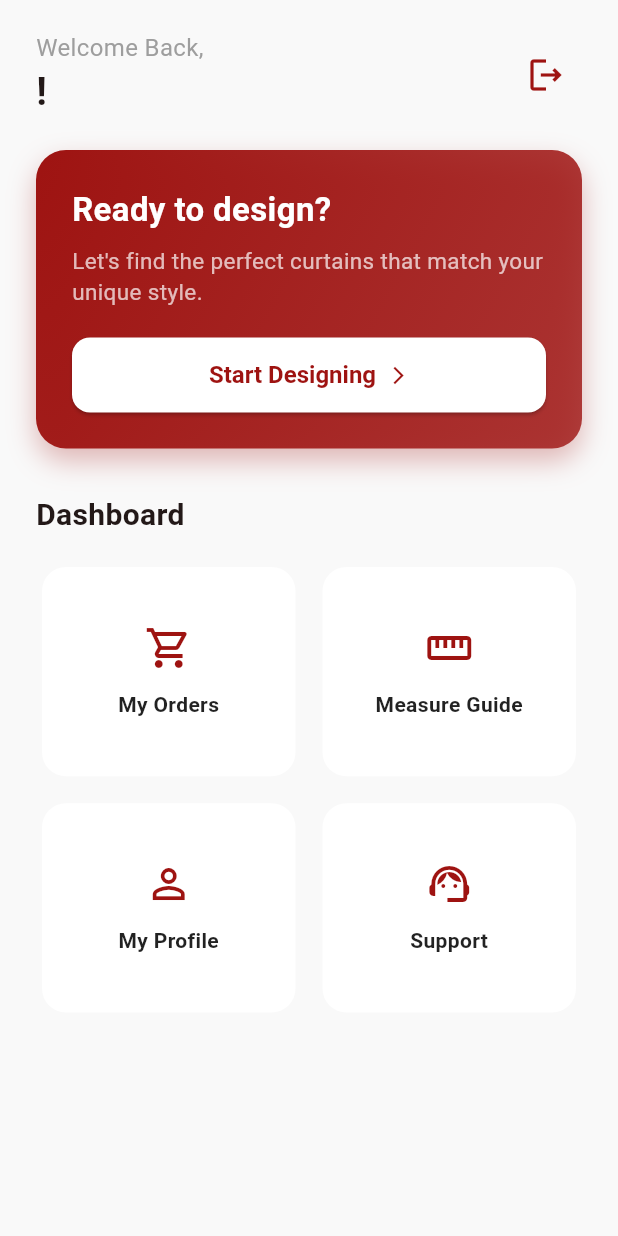
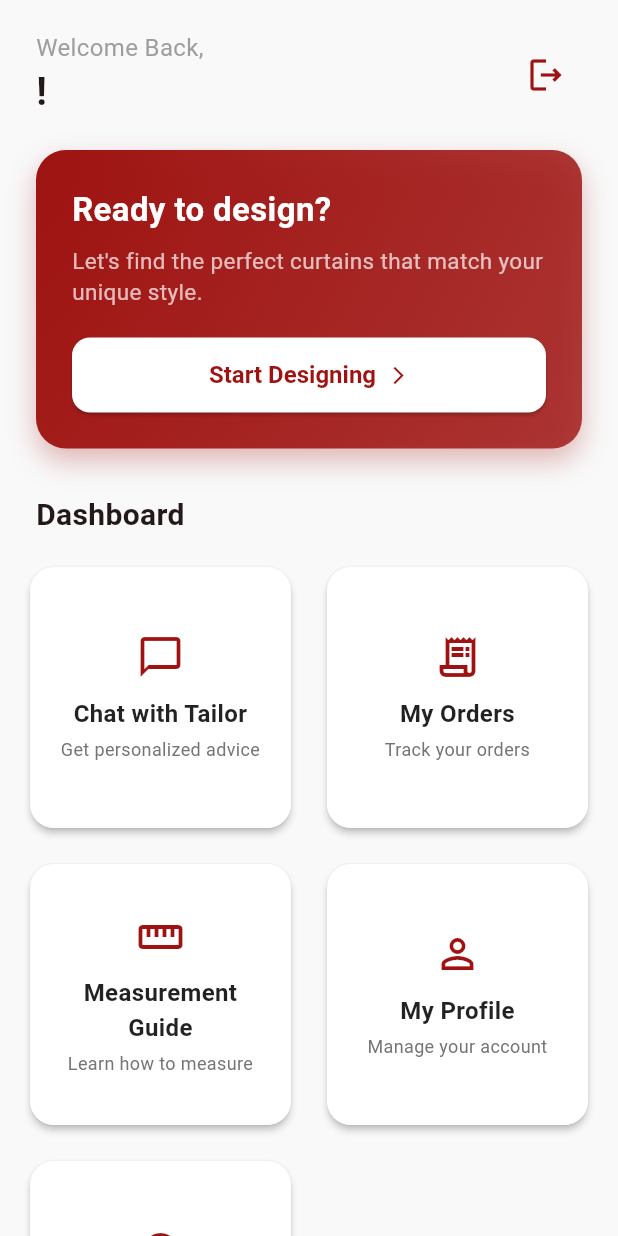
Before and after one commit to arepudin/fyp_2, a Flutter app: the HomePage screen opened directly, on a phone screen of 412 x 824 dp. Run offline on Flutter 3.47's test engine with Material 3 defaults, Android fonts, the light colour scheme and no system bars; our stand-ins replace flutter_svg, google_sign_in, image_picker, shared_preferences, supabase_flutter; accounts and stored records are empty.

Commit message:
update_12

```diff
--- a/lib/screens/customers/home_page.dart
+++ b/lib/screens/customers/home_page.dart
@@ -1,11 +1,12 @@
 import 'package:flutter/material.dart';
+import 'package:fyp_2/screens/customers/measurement_guide_screen.dart';
 import '../../constants/supabase.dart';
 import '../sign_in.dart';
 import 'curtain_preference.dart';
 import 'my_order.dart';
 import 'my_profile.dart';
 import 'support.dart';
-import 'measurement_guide_screen.dart';
+import 'chat.dart';
 
 class HomePage extends StatefulWidget {
   const HomePage({super.key});
@@ -70,8 +71,6 @@ class _HomePageState extends State<HomePage> {
     );
   }
 
-
-
   Future<void> _signOut() async {
     try {
       await supabase.auth.signOut();
@@ -122,9 +121,6 @@ class _HomePageState extends State<HomePage> {
 
               // Secondary Action Cards
               _buildSecondaryActionGrid(context),
-
-              // 4. REMOVED the profile details ExpansionTile from here
-
             ],
           ),
         ),
@@ -245,83 +241,135 @@ class _HomePageState extends State<HomePage> {
     );
   }
 
-  // 2. UPDATED THIS METHOD
+  // Updated grid with chat functionality
   Widget _buildSecondaryActionGrid(BuildContext context) {
-    return GridView.count(
+    return Padding(
+      padding: const EdgeInsets.symmetric(horizontal: 16.0),
+      child: GridView.count(
         shrinkWrap: true,
         physics: const NeverScrollableScrollPhysics(),
         crossAxisCount: 2,
-      crossAxisSpacing: 10,
-      mainAxisSpacing: 10,
-      padding: const EdgeInsets.symmetric(horizontal: 24.0),
-      childAspectRatio: 1.2, // Adjust card shape
+        crossAxisSpacing: 16,
+        mainAxisSpacing: 16,
+        childAspectRatio: 1.0, // FIX: Adjusted aspect ratio to give more vertical space
         children: [
           _buildActionCard(
-          icon: Icons.shopping_cart_outlined,
+            icon: Icons.chat_bubble_outline,
+            title: 'Chat with Tailor',
+            subtitle: 'Get personalized advice',
+            onTap: () {
+              Navigator.push(
+                context,
+                MaterialPageRoute(builder: (_) => const ChatScreen()),
+              );
+            },
+            backgroundColor: Colors.white,
+            iconColor: primaryRed,
+          ),
+          _buildActionCard(
+            icon: Icons.receipt_long_outlined,
             title: 'My Orders',
+            subtitle: 'Track your orders',
             onTap: () {
               Navigator.push(
                 context,
                 MaterialPageRoute(builder: (_) => const MyOrdersScreen()),
               );
             },
+            backgroundColor: Colors.white,
+            iconColor: primaryRed,
           ),
           _buildActionCard(
-          icon: Icons.straighten_outlined,
-          title: 'Measure Guide',
-          onTap: () => _navigateToMeasurementGuide(),
+            icon: Icons.straighten,
+            title: 'Measurement Guide',
+            subtitle: 'Learn how to measure',
+            onTap: _navigateToMeasurementGuide,
+            backgroundColor: Colors.white,
+            iconColor: primaryRed,
           ),
           _buildActionCard(
             icon: Icons.person_outline,
             title: 'My Profile',
+            subtitle: 'Manage your account',
             onTap: () {
-            if (userProfile != null) {
               Navigator.push(
                 context,
-                MaterialPageRoute(
-                  builder: (_) => MyProfilePage(userProfile: userProfile!),
-                ),
+                MaterialPageRoute(builder: (_) => const MyProfilePage(userProfile: {},)),
               );
-            }
             },
+            backgroundColor: Colors.white,
+            iconColor: primaryRed,
           ),
           _buildActionCard(
-          icon: Icons.support_agent_outlined,
+            icon: Icons.support_agent,
             title: 'Support',
+            subtitle: 'Get help & assistance',
             onTap: () {
               Navigator.push(
                 context,
                 MaterialPageRoute(builder: (_) => const SupportScreen()),
               );
             },
+            backgroundColor: Colors.white,
+            iconColor: primaryRed,
           ),
+          // FIX: Removed the "About" card
         ],
+      ),
     );
   }
 
-  Widget _buildActionCard({required IconData icon, required String title, required VoidCallback onTap}) {
-    return InkWell(
+  Widget _buildActionCard({
+    required IconData icon,
+    required String title,
+    required String subtitle,
+    required VoidCallback onTap,
+    Color? backgroundColor,
+    Color? iconColor,
+  }) {
+    return Card(
+      elevation: 2,
+      shape: RoundedRectangleBorder(borderRadius: BorderRadius.circular(16)),
+      child: InkWell(
         onTap: onTap,
         borderRadius: BorderRadius.circular(16),
-      child: Card(
-        elevation: 0,
-        color: Colors.white,
-        shape: RoundedRectangleBorder(
+        child: Container(
+          padding: const EdgeInsets.all(16), // Adjusted padding for better fit
+          decoration: BoxDecoration(
             borderRadius: BorderRadius.circular(16),
+            color: backgroundColor ?? Colors.white,
           ),
           child: Column(
             mainAxisAlignment: MainAxisAlignment.center,
             children: [
-            Icon(icon, size: 32, color: primaryRed),
-            const SizedBox(height: 12),
+              Icon(
+                icon,
+                size: 32,
+                color: iconColor ?? primaryRed
+              ),
+              const SizedBox(height: 10), // Adjusted spacing
               Text(
                 title,
-              style: const TextStyle(fontWeight: FontWeight.w600, color: Colors.black87),
+                style: const TextStyle(
+                  fontSize: 16,
+                  fontWeight: FontWeight.bold,
+                  color: Colors.black87,
+                ),
+                textAlign: TextAlign.center,
+              ),
+              const SizedBox(height: 4),
+              Text(
+                subtitle,
+                style: TextStyle(
+                  fontSize: 12,
+                  color: Colors.grey[600],
+                ),
                 textAlign: TextAlign.center,
               ),
             ],
           ),
         ),
+      ),
     );
   }
 }
--- a/lib/screens/customers/measurement_guide_screen.dart
+++ b/lib/screens/customers/measurement_guide_screen.dart
@@ -303,7 +303,7 @@ class _MeasurementGuideScreenState extends State<MeasurementGuideScreen> {
                 ),
               ],
             ),
-          )).toList(),
+          )),
         ],
       ),
     );
--- a/lib/screens/tailors/home.dart
+++ b/lib/screens/tailors/home.dart
@@ -1,4 +1,5 @@
 import 'package:flutter/material.dart';
+import 'package:fyp_2/screens/tailors/chat_management.dart';
 import '../../constants/supabase.dart';
 import 'package:fyp_2/screens/sign_in.dart';
 
@@ -15,7 +16,7 @@ class _TailorDashboardScreenState extends State<TailorDashboardScreen> with Sing
   @override
   void initState() {
     super.initState();
-    _tabController = TabController(length: 2, vsync: this);
+    _tabController = TabController(length: 3, vsync: this);
   }
 
   Future<void> _signOut() async {
@@ -36,6 +37,7 @@ class _TailorDashboardScreenState extends State<TailorDashboardScreen> with Sing
           tabs: const [
             Tab(icon: Icon(Icons.receipt_long), text: 'Manage Orders'),
             Tab(icon: Icon(Icons.inventory_2), text: 'Manage Stock'),
+            Tab(icon: Icon(Icons.chat), text: 'Customer Chats'),
           ],
         ),
       ),
@@ -44,6 +46,7 @@ class _TailorDashboardScreenState extends State<TailorDashboardScreen> with Sing
         children: const [
           ManageOrdersView(),
           ManageStockView(),
+          TailorChatManagement(),
         ],
       ),
     );
--- a/pubspec.yaml
+++ b/pubspec.yaml
@@ -37,6 +37,8 @@ dependencies:
   supabase_flutter: ^2.9.1
   google_sign_in: ^6.3.0
   flutter_svg: ^2.2.0
+  image_picker: ^1.1.2
+  file_picker: ^10.2.0
 
 
 
```
Also changed, not shown: lib/screens/customers/chat.dart (added, +342 -0 lines), lib/screens/tailors/chat_management.dart (added, +160 -0 lines), lib/services/chat_service.dart (added, +118 -0 lines), pubspec.lock, 5 other files. Lines whose indentation alone changed are shown as unchanged.
